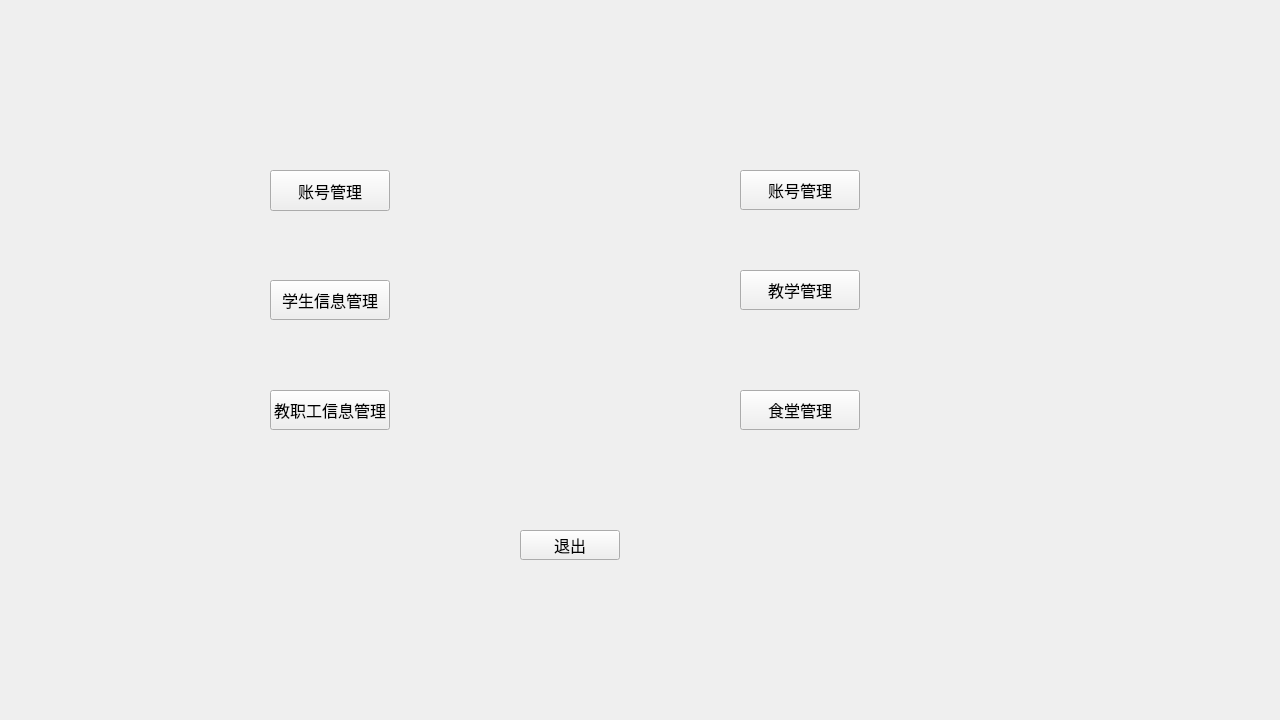
This is UI/Menu.ui in ywyz/KinderManager as Qt 5 draws it before an edit. The edited form follows.
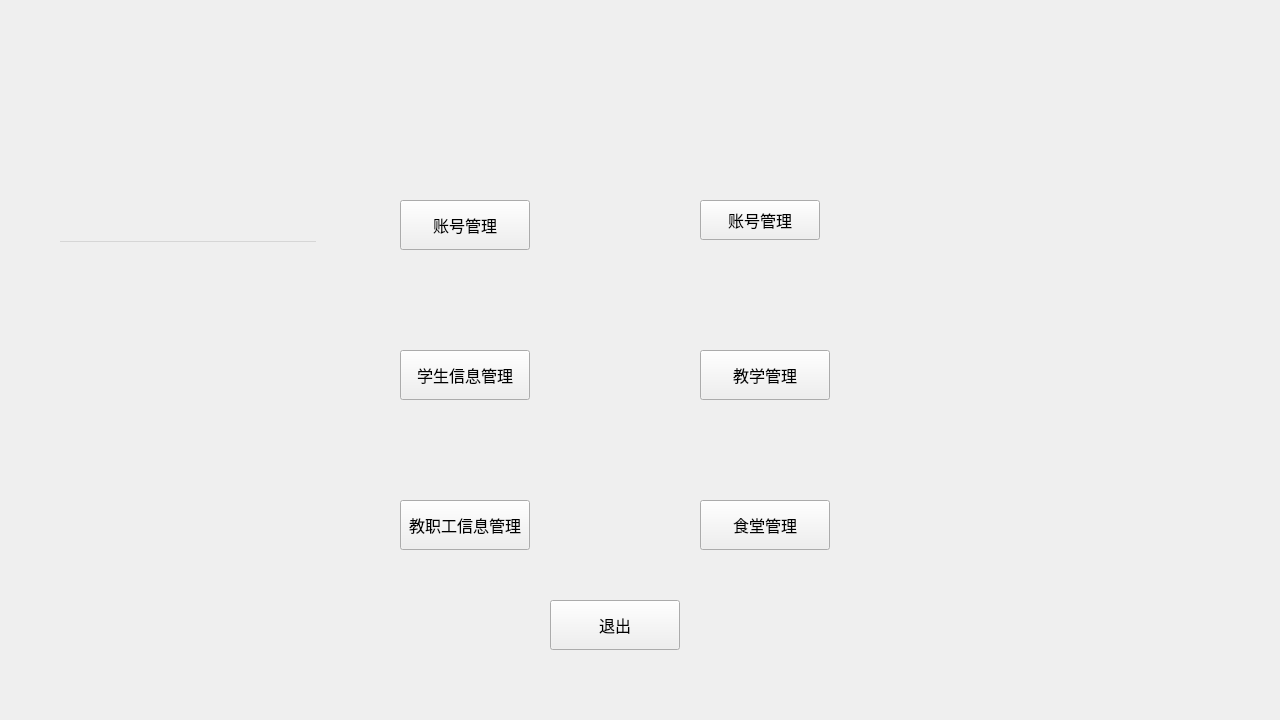
This is the edited form. Icons and pictures are not drawn.

Commit message: 需要添加主菜单栏和侧边栏

```diff
--- a/UI/Menu.ui
+++ b/UI/Menu.ui
@@ -34,15 +34,16 @@
 
 QLineEdit:Focus{
     border-bottom: 3px soild  #E680BD
-}</string>
+}
+border-image:url(Background.png)</string>
   </property>
   <widget class="QPushButton" name="User_Manager">
    <property name="geometry">
     <rect>
-     <x>270</x>
-     <y>170</y>
-     <width>120</width>
-     <height>41</height>
+     <x>400</x>
+     <y>200</y>
+     <width>130</width>
+     <height>50</height>
     </rect>
    </property>
    <property name="text">
@@ -52,10 +53,10 @@
   <widget class="QPushButton" name="Student_Manager">
    <property name="geometry">
     <rect>
-     <x>270</x>
-     <y>280</y>
-     <width>120</width>
-     <height>40</height>
+     <x>400</x>
+     <y>350</y>
+     <width>130</width>
+     <height>50</height>
     </rect>
    </property>
    <property name="text">
@@ -65,10 +66,10 @@
   <widget class="QPushButton" name="Teacher_Manager">
    <property name="geometry">
     <rect>
-     <x>270</x>
-     <y>390</y>
-     <width>120</width>
-     <height>40</height>
+     <x>400</x>
+     <y>500</y>
+     <width>130</width>
+     <height>50</height>
     </rect>
    </property>
    <property name="text">
@@ -78,10 +79,10 @@
   <widget class="QPushButton" name="Canteen_Manager">
    <property name="geometry">
     <rect>
-     <x>740</x>
-     <y>390</y>
-     <width>120</width>
-     <height>40</height>
+     <x>700</x>
+     <y>500</y>
+     <width>130</width>
+     <height>50</height>
     </rect>
    </property>
    <property name="text">
@@ -91,8 +92,8 @@
   <widget class="QPushButton" name="Things_Manager">
    <property name="geometry">
     <rect>
-     <x>740</x>
-     <y>170</y>
+     <x>700</x>
+     <y>200</y>
      <width>120</width>
      <height>40</height>
     </rect>
@@ -104,10 +105,10 @@
   <widget class="QPushButton" name="Teach_Manager">
    <property name="geometry">
     <rect>
-     <x>740</x>
-     <y>270</y>
-     <width>120</width>
-     <height>40</height>
+     <x>700</x>
+     <y>350</y>
+     <width>130</width>
+     <height>50</height>
     </rect>
    </property>
    <property name="text">
@@ -117,16 +118,39 @@
   <widget class="QPushButton" name="Exit">
    <property name="geometry">
     <rect>
-     <x>520</x>
-     <y>530</y>
-     <width>100</width>
-     <height>30</height>
+     <x>550</x>
+     <y>600</y>
+     <width>130</width>
+     <height>50</height>
     </rect>
    </property>
    <property name="text">
     <string>退出</string>
    </property>
   </widget>
+  <widget class="QLabel" name="label">
+   <property name="geometry">
+    <rect>
+     <x>180</x>
+     <y>60</y>
+     <width>54</width>
+     <height>16</height>
+    </rect>
+   </property>
+   <property name="text">
+    <string/>
+   </property>
+  </widget>
+  <widget class="QMenuBar" name="listWidget">
+   <property name="geometry">
+    <rect>
+     <x>60</x>
+     <y>50</y>
+     <width>256</width>
+     <height>192</height>
+    </rect>
+   </property>
+  </widget>
  </widget>
  <resources/>
  <connections/>
```
